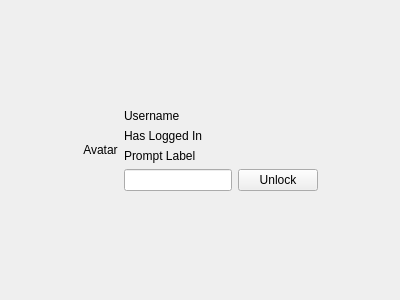
First picture: the form in mainwindow.ui, repository ukui/ukui-screensaver, before the edit.
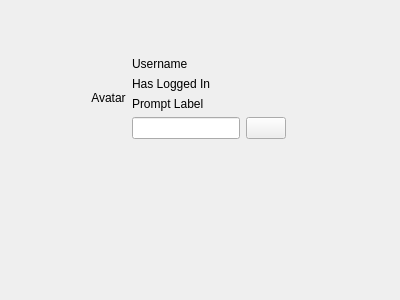
Second picture: the form after the edit.

Commit message: [New] multi-head screen support

Diff of the .ui file:
```diff
--- a/mainwindow.ui
+++ b/mainwindow.ui
@@ -14,9 +14,15 @@
    <string>MainWindow</string>
   </property>
   <widget class="QWidget" name="centralWidget">
-   <layout class="QHBoxLayout" name="hLayoutCentralWidget">
-    <item>
      <widget class="QWidget" name="widgetLockScreen" native="true">
+    <property name="geometry">
+     <rect>
+      <x>0</x>
+      <y>0</y>
+      <width>377</width>
+      <height>196</height>
+     </rect>
+    </property>
       <layout class="QHBoxLayout" name="hLayoutLockScreen">
        <item>
         <spacer name="horizontalSpacer">
@@ -115,6 +121,7 @@
            <item>
             <widget class="QPushButton" name="btnUnlock">
              <property name="text">
+            <string>Prompt Label</string>
               <string>Unlock</string>
              </property>
             </widget>
@@ -151,8 +158,6 @@
        </item>
       </layout>
      </widget>
-    </item>
-   </layout>
   </widget>
  </widget>
  <layoutdefault spacing="6" margin="11"/>
```
Lines whose indentation alone changed are shown as unchanged. The commit also changes 2 other files.
